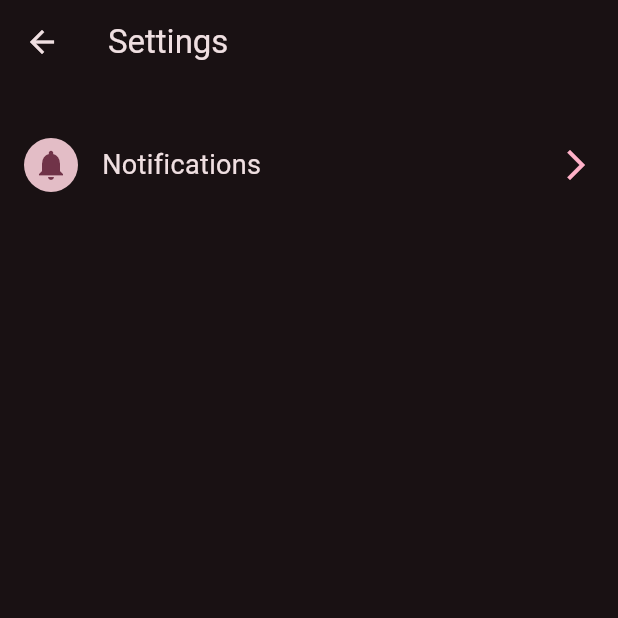
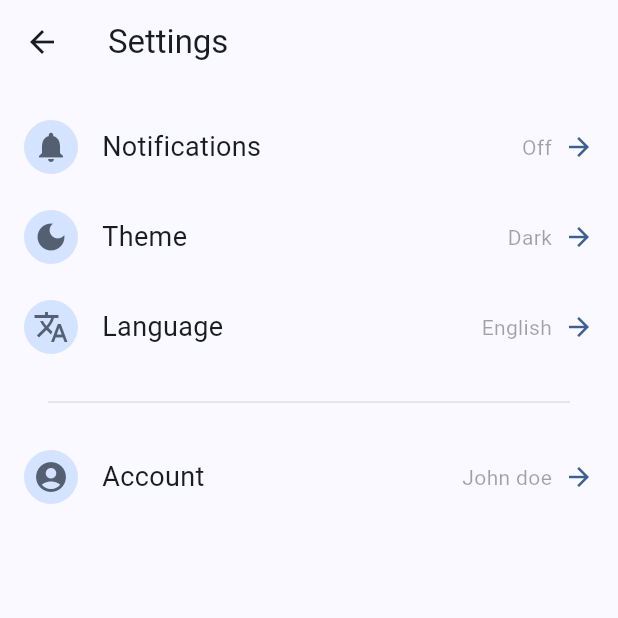
Before and after one commit to frederikbehr/behrd, a Flutter app: the screen it shows after launch, after a tap on "Open settings", on a phone screen of 412 x 824 dp, the top half of it. Run offline on Flutter 3.47's test engine with Material 3 defaults, Android fonts, the phone set to English and light mode, and no system bars.

Commit message:
settings: categories can show a hint. More settings types made.

```diff
--- a/example/lib/main.dart
+++ b/example/lib/main.dart
@@ -13,7 +13,11 @@ class MyApp extends StatelessWidget {
       title: 'Behrd Demo',
       debugShowCheckedModeBanner: false,
       theme: ThemeData(
-        colorScheme: ColorScheme.fromSeed(seedColor: Colors.black, brightness: Brightness.dark),
+        dividerColor: Colors.grey.shade300,
+        colorScheme: ColorScheme.fromSeed(
+          seedColor: Colors.blue.shade700,
+          brightness: Brightness.light,
+        ),
       ),
       home: const MyHomePage(title: 'Behrd Example'),
     );
@@ -31,8 +35,31 @@ class MyHomePage extends StatefulWidget {
 
 class _MyHomePageState extends State<MyHomePage> {
   BehrdSettings settings = BehrdSettings(
+    targetPlatform: DeviceType.auto,
     categories: [
-      SettingsCategory(title: "Notifications", icon: Icons.notifications, items: []),
+      SettingsCategoryGroup(
+        categories: [
+          SettingsCategory(title: "Notifications", icon: Icons.notifications, settings: [
+            OnOffSetting(title: "Receive emails", value: false, onChanged: (val) {}, isPrimary: true),
+            OnOffSetting(title: "Receive Push Notifications", value: true, onChanged: (val) {}, isPrimary: true),
+          ]),
+          SettingsCategory(title: "Theme", icon: Icons.dark_mode, settings: [
+            OnOffSetting(title: "Theme", value: true, onChanged: (val) {}, isPrimary: true, onHint: "Dark", offHint: "Light"),
+          ]),
+          SettingsCategory(title: "Language", icon: Icons.translate, settings: [
+            StringSelectionSetting(title: "Language", selections: ["English", "Spanish"], onChanged: (val) {}, value: "English", isPrimary: true),
+          ]),
+        ],
+        title: "App",
+      ),
+      SettingsCategoryGroup(
+        categories: [
+          SettingsCategory(title: "Account", icon: Icons.account_circle, settings: [
+            TextSetting(title: "Name", onChanged: (val) {}, value: "John Doe", isPrimary: true),
+          ]),
+        ],
+        title: "Account",
+      ),
     ],
   );
 
--- a/lib/behrd.dart
+++ b/lib/behrd.dart
@@ -1,5 +1,10 @@
 library behrd;
 
 export 'src/pages/settings/settings.dart';
+export 'src/utils/device_type.dart';
 export 'src/pages/settings/category/settings_category.dart';
-export 'src/pages/settings/category/setting.dart';
+export 'src/pages/settings/group/settings_category_group.dart';
+export 'src/pages/settings/setting/boolean/on_off_setting.dart';
+export 'src/pages/settings/setting/boolean/on_off_setting_style.dart';
+export 'src/pages/settings/setting/string/text_setting.dart';
+export 'src/pages/settings/setting/string/string_selection_setting.dart';
--- a/lib/src/pages/settings/category/setting.dart
+++ /dev/null
@@ -1,4 +0,0 @@
-abstract class Setting {
-  String get title;
-
-}
--- a/lib/src/pages/settings/category/settings_category.dart
+++ b/lib/src/pages/settings/category/settings_category.dart
@@ -1,10 +1,10 @@
 
-import 'package:behrd/src/pages/settings/category/setting.dart';
+import 'package:behrd/src/pages/settings/setting/setting.dart';
 import 'package:flutter/cupertino.dart';
 
 class SettingsCategory {
   final String title;
-  final List<Setting> items;
+  final List<Setting> settings;
   final IconData? icon;
   final bool showIcon;
   final double iconSize;
@@ -14,7 +14,7 @@ class SettingsCategory {
 
   const SettingsCategory({
     required this.title,
-    required this.items,
+    required this.settings,
     this.showIcon = true,
     this.iconSize = 24,
     this.iconColor,
@@ -23,4 +23,10 @@ class SettingsCategory {
     this.categoryColor,
   });
 
+  String? getPrimarySettingStringValue() {
+    final int index = settings.indexWhere((e) => e.isPrimary);
+    if (index == -1) return null;
+    return settings[index].getPrimaryStringValue();
+  }
+
 }
--- /dev/null
+++ b/lib/src/pages/settings/group/settings_category_group.dart
@@ -0,0 +1,10 @@
+import 'package:behrd/behrd.dart';
+
+class SettingsCategoryGroup {
+  final String? title;
+  final List<SettingsCategory> categories;
+  const SettingsCategoryGroup({
+    this.title = "Category",
+    required this.categories,
+  });
+}
--- a/lib/src/pages/settings/page/components/category_card.dart
+++ b/lib/src/pages/settings/page/components/category_card.dart
@@ -1,5 +1,6 @@
 import 'package:behrd/src/pages/settings/category/settings_category.dart';
 import 'package:behrd/src/utils/device_type.dart';
+import 'package:behrd/src/utils/string_utils.dart';
 import 'package:flutter/material.dart';
 
 class CategoryCard extends StatelessWidget {
@@ -31,12 +32,12 @@ class CategoryCard extends StatelessWidget {
                     padding: EdgeInsets.all(6),
                     decoration: BoxDecoration(
                       shape: BoxShape.circle,
-                      color: category.categoryColor ?? Theme.of(context).colorScheme.secondary,
+                      color: category.categoryColor ?? Theme.of(context).colorScheme.primaryContainer,
                     ),
                     child: Icon(
                       category.icon,
                       size: category.iconSize,
-                      color: category.iconColor  ?? Theme.of(context).colorScheme.primaryContainer,
+                      color: category.iconColor  ?? Theme.of(context).colorScheme.secondary,
                     ),
                   ),
                 ) : const SizedBox(),
@@ -52,11 +53,19 @@ class CategoryCard extends StatelessWidget {
 
             Row(
               children: [
+                Text(
+                  StringUtils.firstLetterUpper(category.getPrimarySettingStringValue() ?? ""),
+                  style: TextStyle(
+                    fontSize: 14,
+                    color: Theme.of(context).colorScheme.onSurface.withAlpha(101),
+                  ),
+                ),
+                const SizedBox(width: 8),
                 Icon(
                   deviceType == DeviceType.android
                       ? Icons.arrow_forward
                       : Icons.arrow_forward_ios,
-                  size: 24,
+                  size: 20,
                   color: Theme.of(context).colorScheme.primary,
                 ),
               ],
--- a/lib/src/pages/settings/page/settings_scaffold.dart
+++ b/lib/src/pages/settings/page/settings_scaffold.dart
@@ -1,3 +1,4 @@
+import 'package:behrd/src/pages/settings/group/settings_category_group.dart';
 import 'package:behrd/src/pages/settings/page/components/category_card.dart';
 import 'package:flutter/material.dart';
 import 'package:flutter/services.dart';
@@ -7,13 +8,13 @@ import '../category/settings_category.dart';
 
 class SettingsPage extends StatefulWidget {
   final DeviceType targetPlatform;
-  final List<SettingsCategory> categories;
+  final List<SettingsCategoryGroup> groups;
   final String title;
 
   const SettingsPage({
     super.key,
     required this.targetPlatform,
-    required this.categories,
+    required this.groups,
     required this.title,
   });
 
@@ -39,11 +40,25 @@ class _SettingsPageState extends State<SettingsPage> {
             ListView.builder(
               physics: const NeverScrollableScrollPhysics(),
               shrinkWrap: true,
-              padding: EdgeInsets.only(top: 24, bottom: 72),
-              itemCount: widget.categories.length,
+              padding: EdgeInsets.only(bottom: 72),
+              itemCount: widget.groups.length,
               itemBuilder: (BuildContext context, int index) {
+                return Column(
+                  children: [
+                    index > 0? Divider(
+                      thickness: 1,
+                      color: Theme.of(context).dividerColor,
+                      indent: 32,
+                      endIndent: 32,
+                    ) : const SizedBox(),
+                    ListView.builder(
+                      physics: const NeverScrollableScrollPhysics(),
+                      shrinkWrap: true,
+                      padding: EdgeInsets.only(top: 12, bottom: 12),
+                      itemCount: widget.groups[index].categories.length,
+                      itemBuilder: (BuildContext context, int i) {
                         return CategoryCard(
-                  category: widget.categories[index],
+                          category: widget.groups[index].categories[i],
                           deviceType: widget.targetPlatform,
                           onPressed: (SettingsCategory category) {
                             HapticFeedback.lightImpact();
@@ -53,6 +68,10 @@ class _SettingsPageState extends State<SettingsPage> {
                       },
                     ),
                   ],
+                );
+              },
+            ),
+          ],
         ),
       ),
     );
--- /dev/null
+++ b/lib/src/pages/settings/setting/boolean/on_off_setting_style.dart
@@ -0,0 +1,3 @@
+enum OnOffSettingStyle {
+  nativeSwitch, checkBox
+}
--- /dev/null
+++ b/lib/src/pages/settings/setting/setting.dart
@@ -0,0 +1,5 @@
+abstract class Setting {
+  String get title;
+  bool get isPrimary;
+  String? getPrimaryStringValue();
+}
--- a/lib/src/pages/settings/settings.dart
+++ b/lib/src/pages/settings/settings.dart
@@ -1,5 +1,6 @@
 import 'dart:io';
 import 'package:behrd/src/pages/settings/category/settings_category.dart';
+import 'package:behrd/src/pages/settings/group/settings_category_group.dart';
 import 'package:flutter/material.dart';
 import 'package:flutter/cupertino.dart';
 import 'package:behrd/src/utils/device_type.dart';
@@ -9,7 +10,7 @@ import 'package:behrd/src/pages/settings/page/settings_scaffold.dart';
 class BehrdSettings implements Pages {
   @override
   final DeviceType targetPlatform;
-  final List<SettingsCategory> categories;
+  final List<SettingsCategoryGroup> categories;
   final String title;
 
   const BehrdSettings({
@@ -31,7 +32,7 @@ class BehrdSettings implements Pages {
       SettingsPage(
         title: title,
         targetPlatform: useCupertino? DeviceType.iOS : DeviceType.android,
-        categories: categories,
+        groups: categories,
       ),
       useCupertino: useCupertino,
     );
@@ -39,7 +40,8 @@ class BehrdSettings implements Pages {
 
   Future<T?> _openWithRoute<T>(
       BuildContext context,
-      Widget page, {
+      Widget page,
+      {
         required bool useCupertino,
       }) {
     final route = useCupertino
--- /dev/null
+++ b/lib/src/utils/string_utils.dart
@@ -0,0 +1,7 @@
+class StringUtils {
+  static String firstLetterUpper(String s) {
+    if (s.length >= 2) return s.substring(0, 1).toUpperCase() + s.substring(1).toLowerCase();
+    if (s.length == 1) return s.toUpperCase();
+    return s;
+  }
+}
```
Also changed, not shown: lib/src/pages/settings/setting/boolean/on_off_setting.dart (added, +33 -0 lines), lib/src/pages/settings/setting/string/string_selection_setting.dart (added, +27 -0 lines), lib/src/pages/settings/setting/string/text_setting.dart (added, +25 -0 lines), 2 other files. Lines whose indentation alone changed are shown as unchanged.
